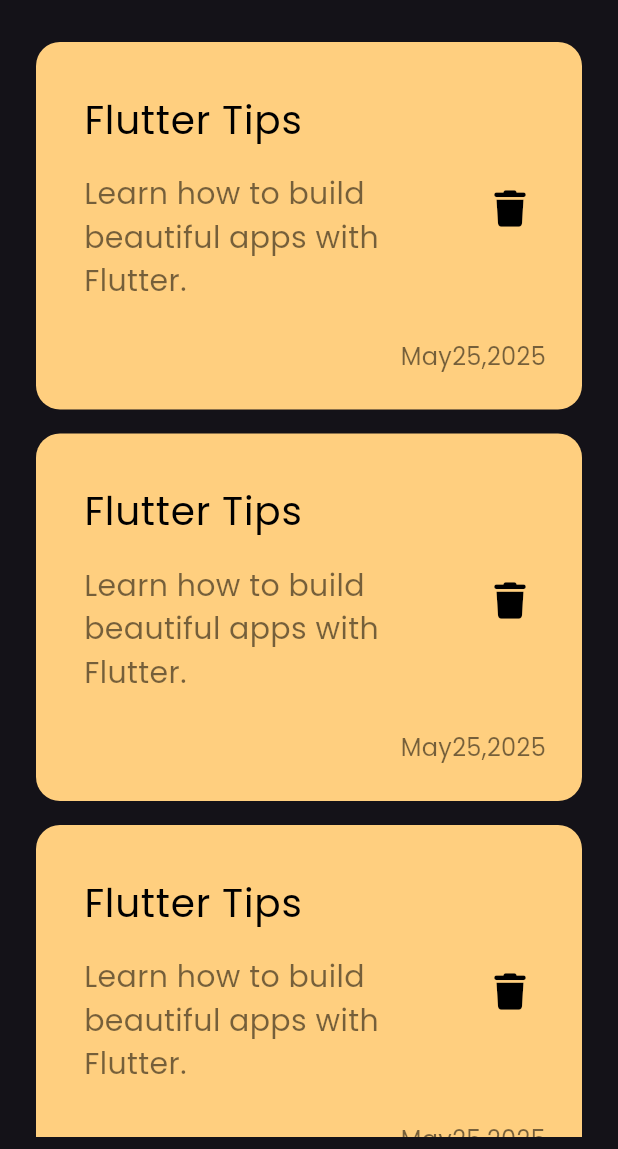
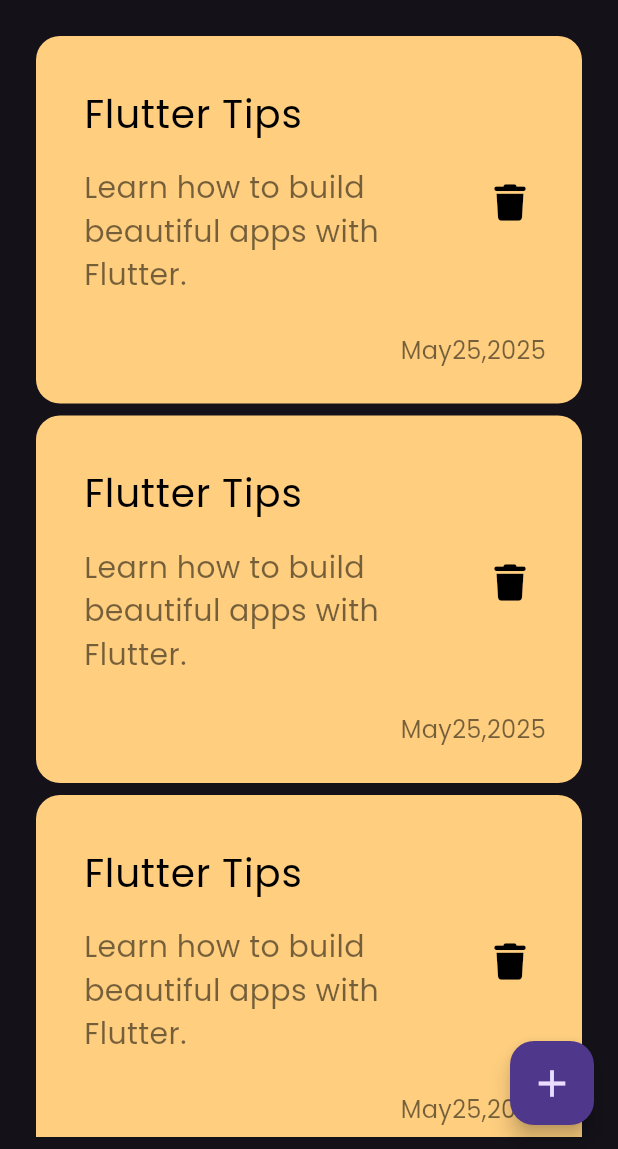
Before and after one commit to ahmedbadran40/notes_app, a Flutter app: the screen it shows after launch, on a phone screen of 412 x 824 dp, the part 87-1236 px from its top. Run offline on Flutter 3.47's test engine with Material 3 defaults, Android fonts, the phone set to English and light mode, and no system bars; our stand-ins replace font_awesome_flutter, google_fonts.

Commit message:
Add FloatingActionButton

```diff
--- a/lib/views/notes_view.dart
+++ b/lib/views/notes_view.dart
@@ -6,6 +6,14 @@ class NotesView extends StatelessWidget {
 
   @override
   Widget build(BuildContext context) {
-    return const Scaffold(body: NotesViewBody());
+    return SafeArea(
+      child: Scaffold(
+        floatingActionButton: FloatingActionButton(
+          onPressed: () {},
+          child: Icon(Icons.add, size: 30),
+        ),
+        body: const NotesViewBody(),
+      ),
+    );
   }
 }
--- a/lib/widget/notes_list_view.dart
+++ b/lib/widget/notes_list_view.dart
@@ -10,7 +10,7 @@ class NotesListView extends StatelessWidget {
       child: ListView.builder(
         itemBuilder: (context, index) {
           return Padding(
-            padding: const EdgeInsets.symmetric(vertical: 8.0),
+            padding: const EdgeInsets.symmetric(vertical: 4.0),
             child: CustomNoteItem(),
           );
         },
--- a/lib/widget/notes_view_body.dart
+++ b/lib/widget/notes_view_body.dart
@@ -8,12 +8,10 @@ class NotesViewBody extends StatelessWidget {
 
   @override
   Widget build(BuildContext context) {
-    return SafeArea(
-      child: Padding(
-        padding: const EdgeInsets.symmetric(horizontal: 24, vertical: 8),
-        child: Column(
-          children: [CustomAppBar(), SizedBox(height: 20), NotesListView()],
-        ),
+    return Padding(
+      padding: const EdgeInsets.symmetric(horizontal: 24, vertical: 8),
+      child: Column(
+        children: [CustomAppBar(), SizedBox(height: 20), NotesListView()],
       ),
     );
   }
```
